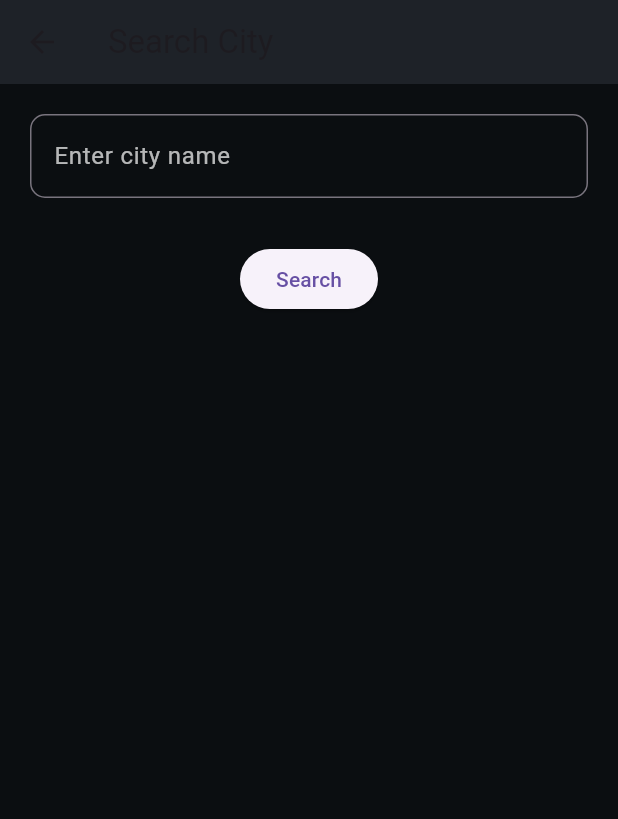
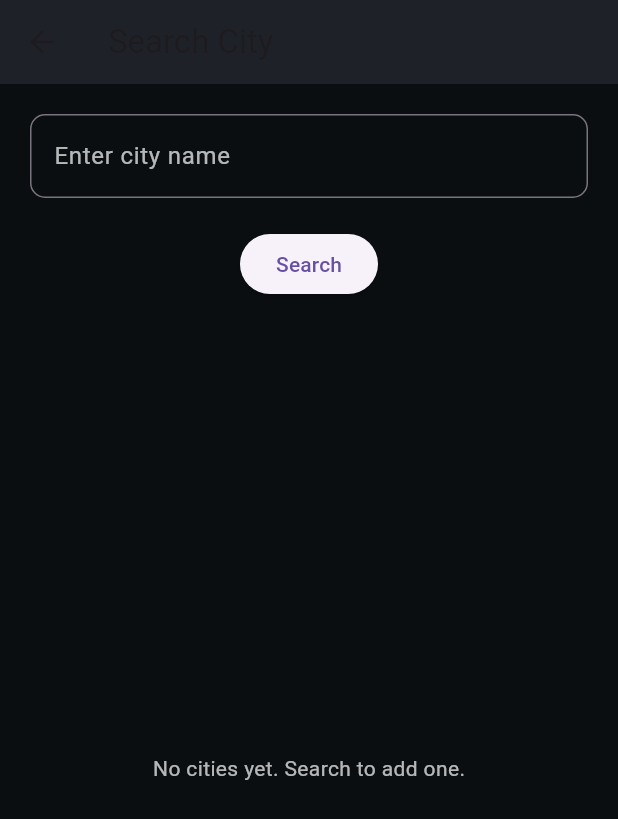
Before and after one commit to amanspector/weather_app, a Flutter app: the HomeScreen screen opened directly, item 2 of the bottom bar chosen, after a tap on "Search", on a phone screen of 412 x 824 dp. Shown: the top 819 px of the screen. Run offline on Flutter 3.47's test engine with Material 3 defaults, Android fonts, the phone set to English and light mode, and no system bars; our stand-ins replace flutter_dotenv, geocoding, geolocator.

Commit message:
adding search city functionality and fetch only weather of that city and added into searchscreen

```diff
--- a/lib/home_screen.dart
+++ b/lib/home_screen.dart
@@ -7,6 +7,35 @@ import 'dart:convert';
 import 'services_api.dart';
 import 'search_screen.dart';
 
+class CityWeather {
+  final String city;
+  final String iconCode; // openweather icon code like '01d'
+  final double temp;
+  final DateTime time;
+
+  CityWeather({
+    required this.city,
+    required this.iconCode,
+    required this.temp,
+    required this.time,
+  });
+
+  Map<String, dynamic> toJson() => {
+    'city': city,
+    'iconCode': iconCode,
+    'temp': temp,
+    'time': time.toIso8601String(),
+  };
+
+  factory CityWeather.fromJson(Map<String,dynamic> j) => CityWeather(
+    city: j['city'],
+    iconCode: j['iconCode'],
+    temp: (j['temp'] as num).toDouble(),
+    time: DateTime.parse(j['time']),
+  );
+}
+
+
 class HomeScreen extends StatefulWidget {
   const HomeScreen({super.key});
 
@@ -15,6 +44,7 @@ class HomeScreen extends StatefulWidget {
 }
 
 class _HomeScreenState extends State<HomeScreen> {
+  List<CityWeather> _myCities = [];
   String _city = "Fetch Location.......";
   String _temperature = "--°C";
   String _condition = "Loading...";
@@ -603,21 +633,41 @@ Widget buildTodayForecast(){
   }
 
   int _selectedIndex = 0;
-  void _onNavTapped(int index) async{
-    if(index == 1){
-      final selectedCity = await Navigator.push(
-          context, MaterialPageRoute(builder: (context) => SearchScreen())
+
+  void _onNavTapped(int index) async {
+    if (index == 1) {
+      // Navigate to SearchScreen
+      final result = await Navigator.push(
+        context,
+        MaterialPageRoute(builder: (context) => const SearchScreen()),
       );
-      if(selectedCity != null){
-        print("Selected City : $selectedCity");
+
+      // Check if we received a CityWeather object
+      if (result != null && result is CityWeather) {
+        setState(() {
+          // Avoid duplicates by city name
+          final existingIndex = _myCities.indexWhere(
+                  (c) => c.city.toLowerCase() == result.city.toLowerCase());
+
+          if (existingIndex == -1) {
+            _myCities.insert(0, result); // insert at top
+          } else {
+            // optionally bring existing to top
+            final existing = _myCities.removeAt(existingIndex);
+            _myCities.insert(0, existing);
+          }
+        });
       }
       return;
     }
-    int tabinedx = index >1 ? index - 1 : index;
+
+    // Handle other tabs
+    final tabIndex = index > 1 ? index - 1 : index;
     setState(() {
-      _selectedIndex = tabinedx;
+      _selectedIndex = tabIndex;
     });
   }
+
 
   Widget buildBottomNav() {
     return BottomNavigationBar(
@@ -627,7 +677,7 @@ Widget buildTodayForecast(){
       type: BottomNavigationBarType.fixed,
       currentIndex: _selectedIndex < 1 ? _selectedIndex : _selectedIndex+1,
       onTap: _onNavTapped,
-      items:[
+      items:  [
         BottomNavigationBarItem(icon: Icon(Icons.home), label: ""),
         BottomNavigationBarItem(icon: Icon(Icons.search), label: ""),
         BottomNavigationBarItem(icon: Icon(Icons.cloud), label: ""),
--- a/lib/search_screen.dart
+++ b/lib/search_screen.dart
@@ -1,6 +1,6 @@
 import 'package:flutter/material.dart';
-import 'package:http/http.dart' as http;
-import 'dart:convert';
+import 'services_api.dart';
+import 'home_screen.dart'; // for CityWeather model
 
 class SearchScreen extends StatefulWidget {
   const SearchScreen({super.key});
@@ -11,40 +11,167 @@ class SearchScreen extends StatefulWidget {
 
 class _SearchScreenState extends State<SearchScreen> {
   final TextEditingController _controller = TextEditingController();
+  List<CityWeather> _myCities = [];
+  bool _isLoading = false;
 
-  void _submitCity(){
-    final city = _controller.text.trim();
-    if(city.isNotEmpty){
-      Navigator.pop(context,city);
+  void _submitCity() async {
+    final cityName = _controller.text.trim();
+    if (cityName.isEmpty) return;
+
+    setState(() => _isLoading = true);
+
+    // fetch weather for the city
+    final cityWeather = await services_api().fetchCityWeather(cityName);
+
+    setState(() => _isLoading = false);
+
+    if (cityWeather != null) {
+      // avoid duplicates
+      if (!_myCities.any((c) => c.city.toLowerCase() == cityWeather.city.toLowerCase())) {
+        setState(() {
+          _myCities.insert(0, cityWeather);
+        });
+      } else {
+        // optionally move existing city to top
+        final existingIndex = _myCities.indexWhere((c) => c.city.toLowerCase() == cityWeather.city.toLowerCase());
+        final existing = _myCities.removeAt(existingIndex);
+        setState(() {
+          _myCities.insert(0, existing);
+        });
+      }
+
+      _controller.clear();
+    } else {
+      ScaffoldMessenger.of(context).showSnackBar(
+        const SnackBar(content: Text("City not found or API error")),
+      );
     }
   }
+
   @override
   Widget build(BuildContext context) {
     return Scaffold(
-      backgroundColor: Color(0xFF0B0E11),
+      backgroundColor: const Color(0xFF0B0E11),
       appBar: AppBar(
-        title: Text("Search City"),
-        backgroundColor: Color(0xFF1E2228),
+        title: const Text("Search City"),
+        backgroundColor: const Color(0xFF1E2228),
       ),
-      body: Padding(padding: EdgeInsets.all(20),
+      body: Padding(
+        padding: const EdgeInsets.all(20),
         child: Column(
           children: [
             TextField(
               controller: _controller,
-            style: TextStyle(color: Colors.white),
+              style: const TextStyle(color: Colors.white),
               decoration: InputDecoration(
                 hintText: "Enter city name",
-              hintStyle: TextStyle(color: Colors.white70),
+                hintStyle: const TextStyle(color: Colors.white70),
                 border: OutlineInputBorder(
                   borderRadius: BorderRadius.circular(10),
                 ),
               ),
               onSubmitted: (_) => _submitCity(),
             ),
-          SizedBox(height: 30,),
-          ElevatedButton(onPressed: _submitCity, child: Text("Search"))
+            const SizedBox(height: 20),
+            ElevatedButton(
+              onPressed: _submitCity,
+              child: _isLoading
+                  ? const SizedBox(
+                width: 20,
+                height: 20,
+                child: CircularProgressIndicator(
+                  color: Colors.white,
+                  strokeWidth: 2,
+                ),
+              )
+                  : const Text("Search"),
+            ),
+            const SizedBox(height: 20),
+            Expanded(child: buildMyCities()),
           ],
-      ),),
+        ),
+      ),
+    );
+  }
+
+  Widget buildMyCities() {
+    if (_myCities.isEmpty) {
+      return const Center(
+        child: Text(
+          "No cities yet. Search to add one.",
+          style: TextStyle(color: Colors.white70),
+        ),
+      );
+    }
+
+    return ListView.builder(
+      itemCount: _myCities.length,
+      itemBuilder: (context, index) {
+        final city = _myCities[index];
+        return Padding(
+          padding: const EdgeInsets.symmetric(vertical: 8.0),
+          child: Dismissible(
+            key: ValueKey(city.city + city.time.toIso8601String()),
+            direction: DismissDirection.endToStart,
+            background: Container(
+              padding: const EdgeInsets.symmetric(horizontal: 20),
+              alignment: Alignment.centerRight,
+              decoration: BoxDecoration(
+                color: Colors.redAccent,
+                borderRadius: BorderRadius.circular(12),
+              ),
+              child: const Icon(Icons.delete, color: Colors.white),
+            ),
+            onDismissed: (direction) {
+              setState(() {
+                _myCities.removeAt(index);
+              });
+              ScaffoldMessenger.of(context).showSnackBar(
+                SnackBar(content: Text('${city.city} removed')),
+              );
+            },
+            child: Container(
+              decoration: BoxDecoration(
+                color: const Color(0xFF1E2228),
+                borderRadius: BorderRadius.circular(16),
+              ),
+              padding: const EdgeInsets.symmetric(horizontal: 16, vertical: 18),
+              child: Row(
+                children: [
+                  Expanded(
+                    child: Column(
+                      crossAxisAlignment: CrossAxisAlignment.start,
+                      children: [
+                        Text(city.city,
+                            style: const TextStyle(
+                                color: Colors.white,
+                                fontSize: 18,
+                                fontWeight: FontWeight.bold)),
+                        const SizedBox(height: 6),
+                        Text(
+                          "${city.time.hour.toString().padLeft(2,'0')}:${city.time.minute.toString().padLeft(2,'0')}",
+                          style: const TextStyle(color: Colors.white70, fontSize: 12),
+                        ),
+                      ],
+                    ),
+                  ),
+                  Text(
+                    "${city.temp.toStringAsFixed(0)}°",
+                    style: const TextStyle(
+                        color: Colors.white, fontSize: 36, fontWeight: FontWeight.bold),
+                  ),
+                  const SizedBox(width: 12),
+                  Image.network(
+                    "https://openweathermap.org/img/wn/${city.iconCode}.png",
+                    height: 30,
+                    errorBuilder: (_, __, ___) => const SizedBox.shrink(),
+                  ),
+                ],
+              ),
+            ),
+          ),
+        );
+      },
     );
   }
 }
```
Also changed, not shown: lib/services_api.dart (+85 -1 lines). Lines whose indentation alone changed are shown as unchanged.
